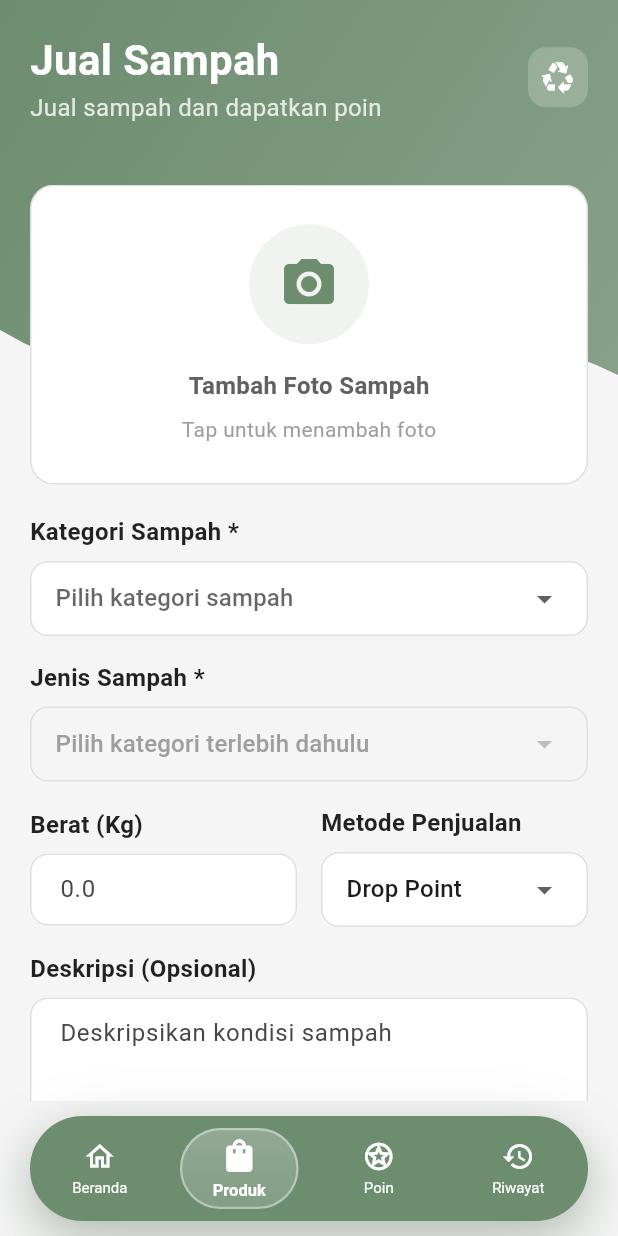
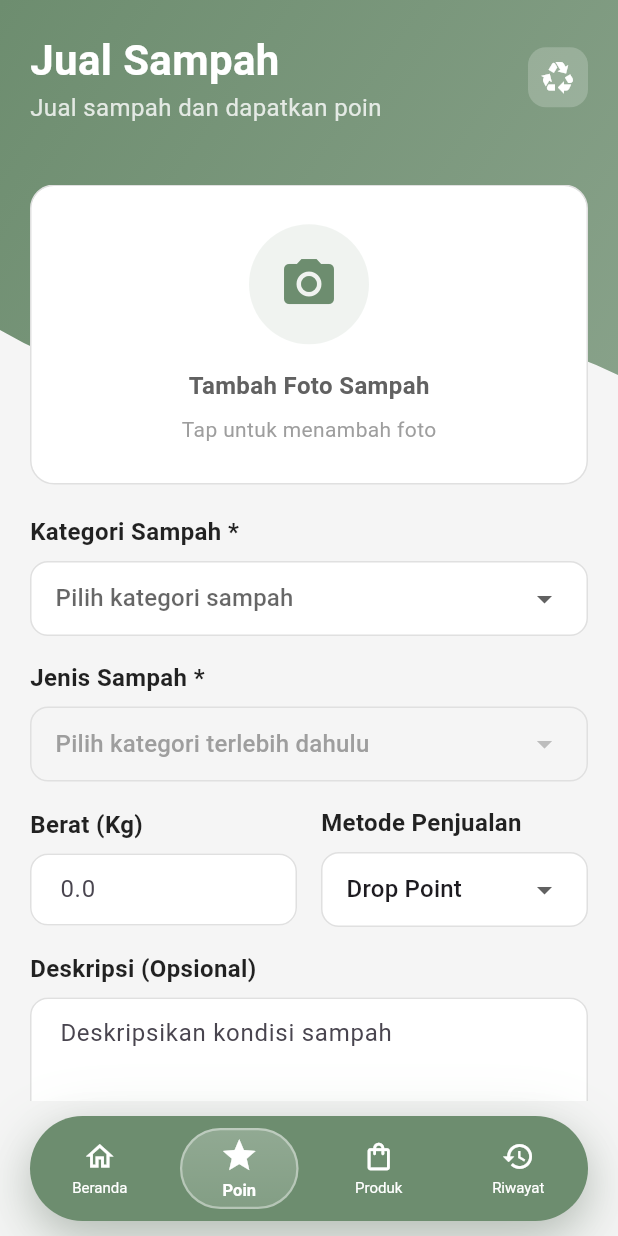
Before and after one commit to KeyLonVylce/Flutter_OKgreen, a Flutter app: the JualBarangPage screen opened directly, on a phone screen of 412 x 824 dp. Run offline on Flutter 3.47's test engine with Material 3 defaults, Android fonts, the phone set to English and light mode, and no system bars; our stand-ins replace dio, shared_preferences; accounts and stored records are empty; network calls fail.

Commit message:
navbar udah di ganti bro

```diff
--- a/lib/presentation/widget/bottom_navbar.dart
+++ b/lib/presentation/widget/bottom_navbar.dart
@@ -17,7 +17,7 @@ class BottomNavbar extends StatefulWidget {
 
 class _BottomNavbarState extends State<BottomNavbar> {
 
-  // Data untuk setiap navigation item
+  // Data untuk setiap navigation item sesuai dengan gambar
   List<NavItem> get navItems => [
     NavItem(
       index: 0,
@@ -27,15 +27,15 @@ class _BottomNavbarState extends State<BottomNavbar> {
     ),
     NavItem(
       index: 1,
+      inactiveIcon: Icons.star_outline,
+      activeIcon: Icons.star,
+      label: 'Poin',
+    ),
+    NavItem(
+      index: 2,
       inactiveIcon: Icons.shopping_bag_outlined,
       activeIcon: Icons.shopping_bag,
       label: 'Produk',
-    ),
-    NavItem(
-      index: 2,
-      inactiveIcon: Icons.stars_outlined,
-      activeIcon: Icons.stars_rounded,
-      label: 'Poin',
     ),
     NavItem(
       index: 3,
@@ -128,8 +128,11 @@ class _BottomNavbarState extends State<BottomNavbar> {
     return Expanded(
       child: GestureDetector(
         onTap: () {
+          print('Navbar tapped: ${item.index}'); // Debug log
           widget.onTap(item.index);
         },
+        child: Container(
+          color: Colors.transparent, // Ensures tap area covers the entire container
           child: AnimatedContainer(
             duration: const Duration(milliseconds: 200),
             child: Column(
@@ -164,6 +167,7 @@ class _BottomNavbarState extends State<BottomNavbar> {
             ),
           ),
         ),
+      ),
     );
   }
 }
```
Lines whose indentation alone changed are shown as unchanged.
